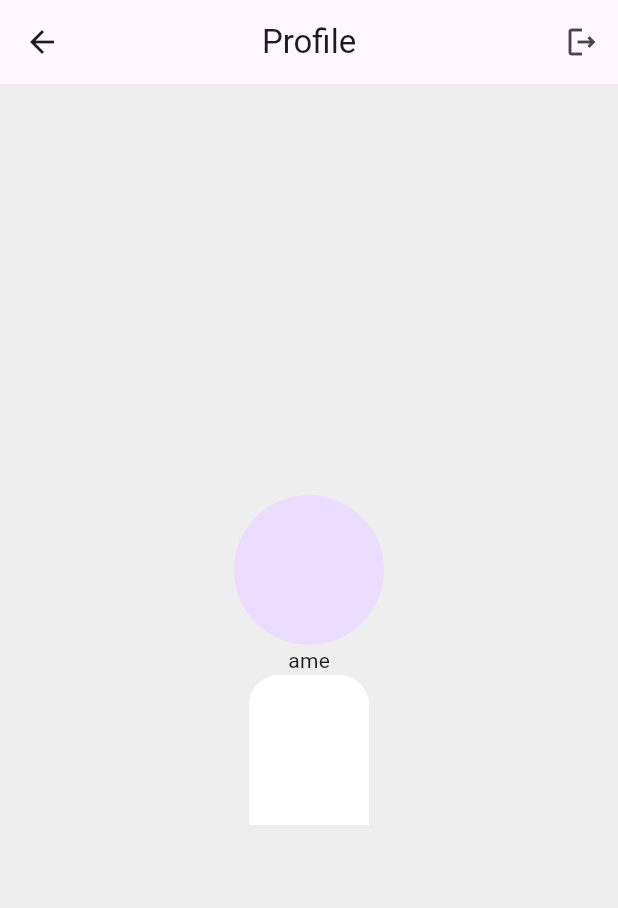
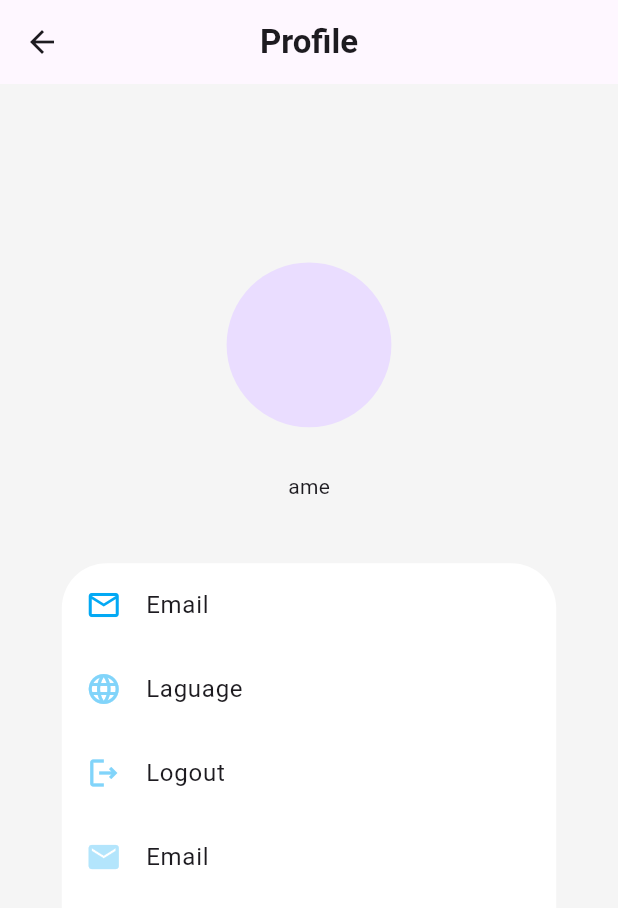
Before and after one commit to Hassan9865/English-Learning-App, a Flutter app: the ProfileView screen opened by its route, on a phone screen of 412 x 824 dp. Shown: the top 908 px of the screen. Run offline on Flutter 3.47's test engine with Material 3 defaults, Android fonts, the phone set to English and light mode, and no system bars; our stand-ins replace persistent_bottom_nav_bar, stacked, stacked_services, stacked_shared.

Commit message:
Make profile page

```diff
--- a/lib/view/profile view/profile_view.dart
+++ b/lib/view/profile view/profile_view.dart
@@ -11,35 +11,75 @@ class ProfileView extends StatelessWidget {
         viewModelBuilder: () => ProfileViewmodel(),
         builder: (context, ProfileViewmodel viewModel, child) {
           return Scaffold(
-            backgroundColor: Colors.grey[200],
-            appBar: AppBar(title: Text("Profile"), centerTitle: true, actions: [
-              IconButton(
-                onPressed: () {},
-                icon: Icon(Icons.logout_outlined),
+            backgroundColor: Colors.grey[100],
+            appBar: AppBar(
+                title: Text(
+                  "Profile",
+                  style: TextStyle(fontWeight: FontWeight.bold),
                 ),
-            ]),
-            body: Center(
-              child: Column(
+                centerTitle: true,
+                actions: []),
+            body: Stack(
+              children: [
+                Column(
                   mainAxisAlignment: MainAxisAlignment.center,
                   crossAxisAlignment: CrossAxisAlignment.center,
                   children: [
                     CircleAvatar(
-                    radius: 50,
+                      radius: MediaQuery.of(context).size.height / 15,
+                    ),
+                    SizedBox(
+                      height: MediaQuery.of(context).size.height / 28,
                     ),
                     Text("ame"),
-                  Container(
-                    height: 100,
-                    width: 80,
+                    SizedBox(
+                      height: MediaQuery.of(context).size.height / 20,
+                    ),
+                    Center(
+                      child: Container(
+                        height: MediaQuery.of(context).size.height * 0.4,
+                        width: MediaQuery.of(context).size.width * 0.8,
                         decoration: BoxDecoration(
                           color: Colors.white,
-                      borderRadius: BorderRadius.only(
-                        topRight: Radius.circular(20),
-                        topLeft: Radius.circular(20),
+                          borderRadius: BorderRadius.circular(30),
+                        ),
+                        child: Column(
+                          children: [
+                            ListTile(
+                              leading: Icon(
+                                Icons.email_outlined,
+                                color: Colors.lightBlue,
+                              ),
+                              title: Text("Email"),
+                            ),
+                            ListTile(
+                              leading: Icon(
+                                Icons.language_outlined,
+                                color: Colors.lightBlue[200],
+                              ),
+                              title: Text("Laguage"),
+                            ),
+                            ListTile(
+                              leading: Icon(
+                                Icons.logout_outlined,
+                                color: Colors.lightBlue[200],
+                              ),
+                              title: Text("Logout"),
+                            ),
+                            ListTile(
+                              leading: Icon(
+                                Icons.email,
+                                color: Colors.lightBlue[100],
+                              ),
+                              title: Text("Email"),
+                            ),
+                          ],
                         ),
                       ),
-                  )
+                    ),
                   ],
                 ),
+              ],
             ),
           );
         });
```
Lines whose indentation alone changed are shown as unchanged.
